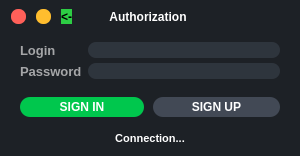
Allyans3/GraphBuilder_Dev, file auth.ui: the form before one commit.
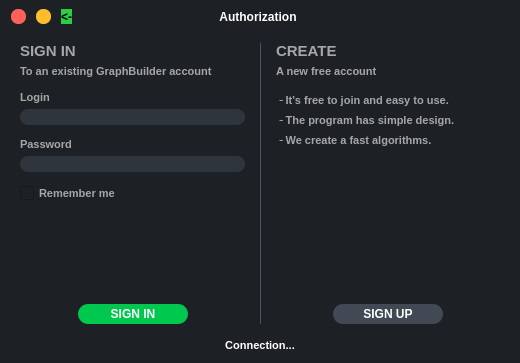
The form after the commit.

Patch:
```diff
--- a/auth.ui
+++ b/auth.ui
@@ -6,8 +6,8 @@
    <rect>
     <x>0</x>
     <y>0</y>
-    <width>300</width>
-    <height>156</height>
+    <width>520</width>
+    <height>363</height>
    </rect>
   </property>
   <property name="minimumSize">
@@ -18,8 +18,8 @@
   </property>
   <property name="maximumSize">
    <size>
-    <width>300</width>
-    <height>156</height>
+    <width>16000</width>
+    <height>16000</height>
    </size>
   </property>
   <property name="windowTitle">
@@ -231,17 +231,96 @@
       <number>0</number>
      </property>
      <widget class="QWidget" name="Author">
-      <layout class="QGridLayout" name="gridLayout_2">
-       <item row="0" column="0">
-        <layout class="QFormLayout" name="formLayout">
-         <property name="verticalSpacing">
+      <property name="styleSheet">
+       <string notr="true"/>
+      </property>
+      <layout class="QHBoxLayout" name="horizontalLayout_6">
+       <property name="spacing">
+        <number>15</number>
+       </property>
+       <property name="leftMargin">
+        <number>9</number>
+       </property>
+       <property name="topMargin">
+        <number>9</number>
+       </property>
+       <property name="rightMargin">
+        <number>9</number>
+       </property>
+       <property name="bottomMargin">
+        <number>9</number>
+       </property>
+       <item>
+        <layout class="QVBoxLayout" name="verticalLayout_10">
+         <item>
+          <layout class="QVBoxLayout" name="verticalLayout_9">
+           <property name="spacing">
+            <number>12</number>
+           </property>
+           <item>
+            <layout class="QVBoxLayout" name="verticalLayout_8">
+             <property name="spacing">
+              <number>13</number>
+             </property>
+             <item>
+              <layout class="QVBoxLayout" name="verticalLayout_7">
+               <property name="spacing">
           <number>5</number>
          </property>
-         <item row="1" column="0">
+               <property name="bottomMargin">
+                <number>0</number>
+               </property>
+               <item>
+                <widget class="QLabel" name="label_3">
+                 <property name="font">
+                  <font>
+                   <pointsize>11</pointsize>
+                   <weight>75</weight>
+                   <bold>true</bold>
+                  </font>
+                 </property>
+                 <property name="styleSheet">
+                  <string notr="true">color:#a5a6a8;</string>
+                 </property>
+                 <property name="text">
+                  <string>SIGN IN</string>
+                 </property>
+                </widget>
+               </item>
+               <item>
+                <widget class="QLabel" name="label_4">
+                 <property name="font">
+                  <font>
+                   <pointsize>8</pointsize>
+                   <weight>75</weight>
+                   <bold>true</bold>
+                  </font>
+                 </property>
+                 <property name="styleSheet">
+                  <string notr="true">color:#a5a6a8;</string>
+                 </property>
+                 <property name="text">
+                  <string>To an existing GraphBuilder account</string>
+                 </property>
+                </widget>
+               </item>
+              </layout>
+             </item>
+             <item>
+              <layout class="QVBoxLayout" name="verticalLayout_6">
+               <property name="spacing">
+                <number>13</number>
+               </property>
+               <item>
+                <layout class="QVBoxLayout" name="verticalLayout_4">
+                 <property name="spacing">
+                  <number>5</number>
+                 </property>
+                 <item>
           <widget class="QLabel" name="lable_login">
            <property name="font">
             <font>
-             <pointsize>10</pointsize>
+                     <pointsize>8</pointsize>
              <weight>75</weight>
              <bold>true</bold>
              <kerning>true</kerning>
@@ -255,24 +334,7 @@
            </property>
           </widget>
          </item>
-         <item row="2" column="0">
-          <widget class="QLabel" name="lable_pass">
-           <property name="font">
-            <font>
-             <pointsize>10</pointsize>
-             <weight>75</weight>
-             <bold>true</bold>
-            </font>
-           </property>
-           <property name="styleSheet">
-            <string notr="true">color:#a5a6a8;</string>
-           </property>
-           <property name="text">
-            <string>Password</string>
-           </property>
-          </widget>
-         </item>
-         <item row="1" column="1">
+                 <item>
           <widget class="QLineEdit" name="login">
            <property name="enabled">
             <bool>true</bool>
@@ -298,7 +360,31 @@
            </property>
           </widget>
          </item>
-         <item row="2" column="1">
+                </layout>
+               </item>
+               <item>
+                <layout class="QVBoxLayout" name="verticalLayout_5">
+                 <property name="spacing">
+                  <number>5</number>
+                 </property>
+                 <item>
+                  <widget class="QLabel" name="lable_pass">
+                   <property name="font">
+                    <font>
+                     <pointsize>8</pointsize>
+                     <weight>75</weight>
+                     <bold>true</bold>
+                    </font>
+                   </property>
+                   <property name="styleSheet">
+                    <string notr="true">color:#a5a6a8;</string>
+                   </property>
+                   <property name="text">
+                    <string>Password</string>
+                   </property>
+                  </widget>
+                 </item>
+                 <item>
           <widget class="QLineEdit" name="pass">
            <property name="font">
             <font>
@@ -323,16 +409,62 @@
          </item>
         </layout>
        </item>
-       <item row="1" column="0">
+              </layout>
+             </item>
+            </layout>
+           </item>
+           <item>
+            <widget class="QCheckBox" name="checkBox">
+             <property name="font">
+              <font>
+               <pointsize>8</pointsize>
+               <weight>75</weight>
+               <bold>true</bold>
+              </font>
+             </property>
+             <property name="styleSheet">
+              <string notr="true">color:#a5a6a8;</string>
+             </property>
+             <property name="text">
+              <string>Remember me</string>
+             </property>
+            </widget>
+           </item>
+          </layout>
+         </item>
+         <item>
+          <spacer name="verticalSpacer">
+           <property name="orientation">
+            <enum>Qt::Vertical</enum>
+           </property>
+           <property name="sizeHint" stdset="0">
+            <size>
+             <width>20</width>
+             <height>40</height>
+            </size>
+           </property>
+          </spacer>
+         </item>
+         <item>
         <layout class="QHBoxLayout" name="horizontalLayout_2">
-         <property name="spacing">
-          <number>9</number>
-         </property>
+           <item>
+            <spacer name="horizontalSpacer_3">
+             <property name="orientation">
+              <enum>Qt::Horizontal</enum>
+             </property>
+             <property name="sizeHint" stdset="0">
+              <size>
+               <width>40</width>
+               <height>20</height>
+              </size>
+             </property>
+            </spacer>
+           </item>
          <item>
           <widget class="QPushButton" name="sign_in">
            <property name="minimumSize">
             <size>
-             <width>70</width>
+               <width>110</width>
              <height>20</height>
             </size>
            </property>
@@ -363,12 +495,184 @@
             <string>Return</string>
            </property>
           </widget>
+           </item>
+           <item>
+            <spacer name="horizontalSpacer_4">
+             <property name="orientation">
+              <enum>Qt::Horizontal</enum>
+             </property>
+             <property name="sizeHint" stdset="0">
+              <size>
+               <width>40</width>
+               <height>20</height>
+              </size>
+             </property>
+            </spacer>
+           </item>
+          </layout>
+         </item>
+        </layout>
+       </item>
+       <item>
+        <widget class="Line" name="line">
+         <property name="maximumSize">
+          <size>
+           <width>1</width>
+           <height>16777215</height>
+          </size>
+         </property>
+         <property name="styleSheet">
+          <string notr="true">background:rgb(66,73,85);</string>
+         </property>
+         <property name="orientation">
+          <enum>Qt::Vertical</enum>
+         </property>
+        </widget>
+       </item>
+       <item>
+        <layout class="QVBoxLayout" name="verticalLayout_14">
+         <item>
+          <layout class="QVBoxLayout" name="verticalLayout_13">
+           <property name="spacing">
+            <number>15</number>
+           </property>
+           <item>
+            <layout class="QVBoxLayout" name="verticalLayout_11">
+             <property name="spacing">
+              <number>5</number>
+             </property>
+             <property name="bottomMargin">
+              <number>0</number>
+             </property>
+             <item>
+              <widget class="QLabel" name="label_5">
+               <property name="font">
+                <font>
+                 <pointsize>11</pointsize>
+                 <weight>75</weight>
+                 <bold>true</bold>
+                </font>
+               </property>
+               <property name="styleSheet">
+                <string notr="true">color:#a5a6a8;</string>
+               </property>
+               <property name="text">
+                <string>CREATE</string>
+               </property>
+              </widget>
+             </item>
+             <item>
+              <widget class="QLabel" name="label_6">
+               <property name="font">
+                <font>
+                 <pointsize>8</pointsize>
+                 <weight>75</weight>
+                 <bold>true</bold>
+                </font>
+               </property>
+               <property name="styleSheet">
+                <string notr="true">color:#a5a6a8;</string>
+               </property>
+               <property name="text">
+                <string>A new free account</string>
+               </property>
+              </widget>
+             </item>
+            </layout>
+           </item>
+           <item>
+            <layout class="QVBoxLayout" name="verticalLayout_12">
+             <property name="spacing">
+              <number>6</number>
+             </property>
+             <item>
+              <widget class="QLabel" name="label_7">
+               <property name="font">
+                <font>
+                 <pointsize>8</pointsize>
+                 <weight>75</weight>
+                 <bold>true</bold>
+                </font>
+               </property>
+               <property name="styleSheet">
+                <string notr="true">color:#a5a6a8;</string>
+               </property>
+               <property name="text">
+                <string>╶ It's free to join and easy to use.</string>
+               </property>
+              </widget>
+             </item>
+             <item>
+              <widget class="QLabel" name="label_8">
+               <property name="font">
+                <font>
+                 <pointsize>8</pointsize>
+                 <weight>75</weight>
+                 <bold>true</bold>
+                </font>
+               </property>
+               <property name="styleSheet">
+                <string notr="true">color:#a5a6a8;</string>
+               </property>
+               <property name="text">
+                <string>╶ The program has simple design.</string>
+               </property>
+              </widget>
+             </item>
+             <item>
+              <widget class="QLabel" name="label_9">
+               <property name="font">
+                <font>
+                 <pointsize>8</pointsize>
+                 <weight>75</weight>
+                 <bold>true</bold>
+                </font>
+               </property>
+               <property name="styleSheet">
+                <string notr="true">color:#a5a6a8;</string>
+               </property>
+               <property name="text">
+                <string>╶ We create a fast algorithms.</string>
+               </property>
+              </widget>
+             </item>
+            </layout>
+           </item>
+          </layout>
+         </item>
+         <item>
+          <spacer name="verticalSpacer_2">
+           <property name="orientation">
+            <enum>Qt::Vertical</enum>
+           </property>
+           <property name="sizeHint" stdset="0">
+            <size>
+             <width>20</width>
+             <height>40</height>
+            </size>
+           </property>
+          </spacer>
+         </item>
+         <item>
+          <layout class="QHBoxLayout" name="horizontalLayout_5">
+           <item>
+            <spacer name="horizontalSpacer_5">
+             <property name="orientation">
+              <enum>Qt::Horizontal</enum>
+             </property>
+             <property name="sizeHint" stdset="0">
+              <size>
+               <width>40</width>
+               <height>20</height>
+              </size>
+             </property>
+            </spacer>
          </item>
          <item>
           <widget class="QPushButton" name="sign_up">
            <property name="minimumSize">
             <size>
-             <width>127</width>
+               <width>110</width>
              <height>20</height>
             </size>
            </property>
@@ -397,6 +701,21 @@
            </property>
           </widget>
          </item>
+           <item>
+            <spacer name="horizontalSpacer_6">
+             <property name="orientation">
+              <enum>Qt::Horizontal</enum>
+             </property>
+             <property name="sizeHint" stdset="0">
+              <size>
+               <width>40</width>
+               <height>20</height>
+              </size>
+             </property>
+            </spacer>
+           </item>
+          </layout>
+         </item>
         </layout>
        </item>
       </layout>
```
Left out of the diff: 453 changed lines with no effect on the pictures. Lines whose indentation alone changed are shown as unchanged.
